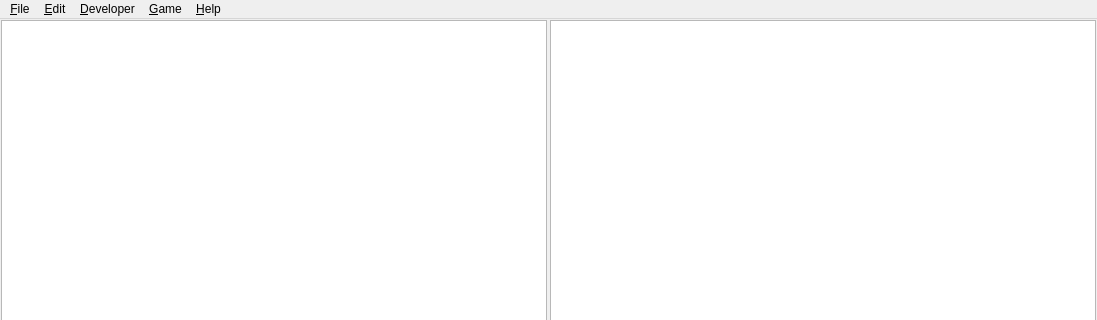
Above: src/mainwindow.ui from Necktschnagge/tobor-games before the change; both pictures show x 0 to 1097 and y 0 to 320 of the 1097 by 753 pixel window. Below: the same form after it.
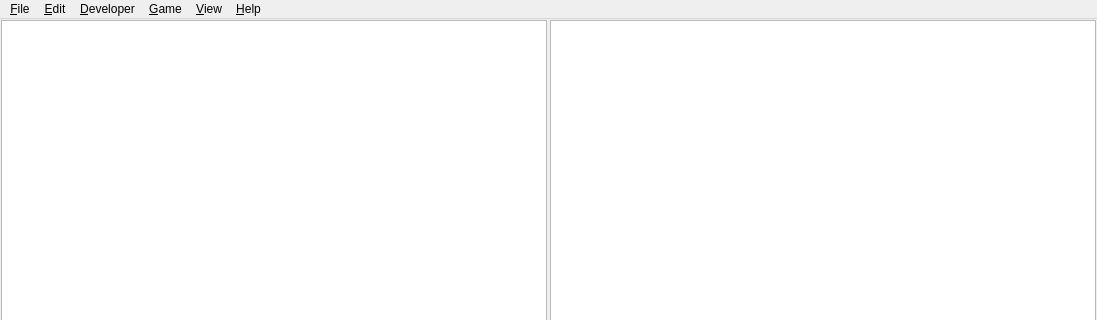
That is the form after the change.

Patch:
```diff
--- a/src/mainwindow.ui
+++ b/src/mainwindow.ui
@@ -160,6 +160,17 @@
         <addaction name="actionHighlightGeneratedTargetCells"/>
         <addaction name="actionEnableAllMenuBarItems"/>
       </widget>
+      <widget class="QMenu" name="menuView">
+        <property name="title">
+          <string>&amp;View</string>
+        </property>
+        <widget class="QMenu" name="menuPieces">
+          <property name="title">
+            <string>&amp;Pieces...</string>
+          </property>
+        </widget>
+        <addaction name="menuPieces"/>
+      </widget>
       <widget class="QMenu" name="menuHelp">
         <property name="title">
           <string>&amp;Help</string>
@@ -171,6 +182,7 @@
       <addaction name="menuEdit"/>
       <addaction name="menuDeveloper"/>
       <addaction name="menuGame"/>
+      <addaction name="menuView"/>
       <addaction name="menuHelp"/>
     </widget>
     <widget class="QStatusBar" name="statusbar"/>
```
